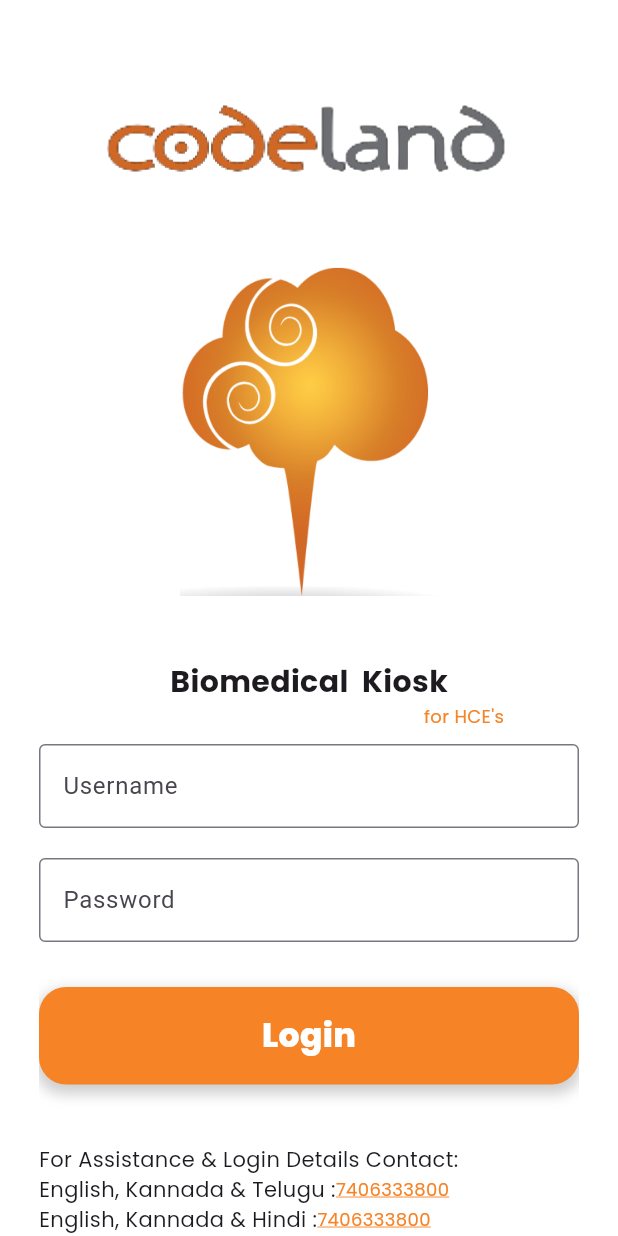
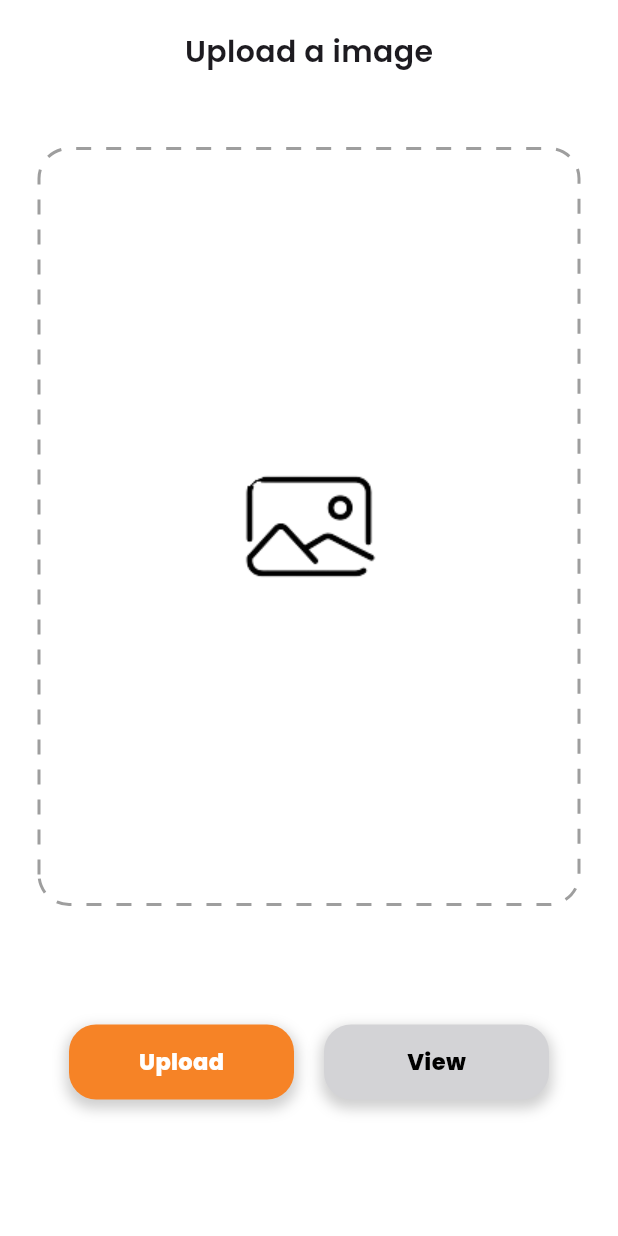
Before and after one commit to Vaibhav77e/Upload_Pic, a Flutter app: the screen it shows after launch, after a tap on "Login", on a phone screen of 412 x 824 dp. Run offline on Flutter 3.47's test engine with Material 3 defaults, Android fonts, the phone set to English and light mode, and no system bars; drawn by our look-alikes of dotted_border; our stand-ins replace fluttertoast, google_fonts, image_picker.

Commit message:
upload and preview features completed

```diff
--- a/lib/consts/AppColors.dart
+++ b/lib/consts/AppColors.dart
@@ -4,4 +4,5 @@ import 'package:flutter/material.dart';
 class AppColors{
   static const primaryColor = Color(0xFFF68326);
   static const whiteColor = Color(0xFFFFFFFF);
+  static const buttonColor = Color(0xFFD3D3D6);
 }
--- a/lib/screens/login_page.dart
+++ b/lib/screens/login_page.dart
@@ -4,6 +4,7 @@ import 'package:upload_pic/consts/AppColors.dart';
 
 import '../widgets/AppButton.dart';
 import '../widgets/AppTextField.dart';
+import 'upload_page.dart';
 
 class LoginPage extends StatefulWidget {
   const LoginPage({super.key});
@@ -64,9 +65,7 @@ class _LoginPageState extends State<LoginPage> {
               title: "Login",
               fontSize: 22,
               onTap: (){
-                if(usernameController.text.isEmpty){
-
-                }
+                Navigator.of(context).push(MaterialPageRoute(builder: (context)=>UploadPhotoPage()));
               },
             ),
             const SizedBox(height: 40,),
--- /dev/null
+++ b/lib/screens/upload_page.dart
@@ -0,0 +1,116 @@
+import 'dart:io';
+
+import 'package:flutter/material.dart';
+import 'package:google_fonts/google_fonts.dart';
+import 'package:image_picker/image_picker.dart';
+import 'package:upload_pic/consts/AppColors.dart';
+import 'package:dotted_border/dotted_border.dart';
+import 'package:upload_pic/widgets/AppButton.dart';
+import 'package:upload_pic/widgets/toasts.dart';
+
+class UploadPhotoPage extends StatefulWidget {
+  const UploadPhotoPage({super.key});
+
+  @override
+  State<UploadPhotoPage> createState() => _UploadPhotoPageState();
+}
+
+class _UploadPhotoPageState extends State<UploadPhotoPage> {
+  File? _image;
+  File? _showImage;
+
+  final picker = ImagePicker();
+
+  //Image Picker function to get image from gallery
+Future getImageFromGallery() async {
+  final pickedFile = await picker.pickImage(source: ImageSource.gallery);
+
+  setState(() {
+    if (pickedFile != null) {
+      _image = File(pickedFile.path);
+    }
+  });
+}
+
+Future showImage()async {
+  setState(() {
+    _showImage=_image;
+  });
+}
+
+Future clearImage()async{
+  setState(() {
+    _image=null;
+    _showImage=null;
+  });
+}
+
+  @override
+  Widget build(BuildContext context) {
+    return Scaffold(
+      backgroundColor: AppColors.whiteColor,
+      body: SingleChildScrollView(
+        child: SafeArea(
+          child: Padding(
+            padding: const EdgeInsets.symmetric(horizontal: 26.0),
+            child: Column(
+              children: [
+              const SizedBox(height: 20,),
+              Text('Upload a image',style: GoogleFonts.poppins().copyWith(fontSize: 20,fontWeight: FontWeight.w600),),
+              const SizedBox(height: 50,),
+              DottedBorder(
+                borderType: BorderType.RRect,
+                radius: const Radius.circular(20),
+                dashPattern:const [10, 10],
+                color: Colors.grey,
+                strokeWidth: 2,
+                 child:SizedBox(
+                  height: 500,
+                  width: double.infinity,
+                   child:_showImage==null? Center(
+                    child:SizedBox(
+                      height: 100,
+                      child: Image.asset('assets/photoupload.png'),
+                    )
+                    ):ClipRRect(
+                      borderRadius:BorderRadius.circular(20) ,
+                      child: Image.file(_showImage!,fit: BoxFit.cover,)),
+                 ),
+              ),
+               SizedBox(height:_showImage==null? 80:60,),
+              _showImage!=null?GestureDetector(onTap: clearImage,
+              child:const CircleAvatar(
+                backgroundColor: AppColors.buttonColor,
+                child: Text('X'),
+              ),):const SizedBox(),
+               SizedBox(height: _showImage==null? 0:40,),
+              Row(
+                mainAxisAlignment: MainAxisAlignment.spaceEvenly,
+                children: [
+                  AppButton(
+                    height: 50,
+                    width: 150,
+                    title: 'Upload', fontSize: 15, onTap:getImageFromGallery),
+                  AppButton(
+                    height: 50,
+                    width: 150,
+                    title: 'View',
+                    fontSize: 15,
+                    textColor: Colors.black,
+                    backgroundColor: AppColors.buttonColor,
+                    onTap: (){
+                      if(_image!=null){
+                        showImage();
+                      }else{
+                        return Toasts.showWarningToast("Please upload the image for the preview");
+                      }
+                    }),
+                ],
+              )
+            ],),
+          ),
+        ),
+      ),
+    );
+  }
+}
--- a/lib/widgets/AppButton.dart
+++ b/lib/widgets/AppButton.dart
@@ -4,6 +4,7 @@ import 'package:upload_pic/consts/AppColors.dart';
 
 class AppButton extends StatelessWidget {
   double? height;
+  double? width;
   Color? backgroundColor;
   Color? textColor;
   String title;
@@ -12,6 +13,7 @@ class AppButton extends StatelessWidget {
 
    AppButton({
     this.height = 65,
+    this.width = double.infinity,
     this.backgroundColor = AppColors.primaryColor,
     this.textColor = AppColors.whiteColor,
     required this.title,
@@ -25,7 +27,7 @@ class AppButton extends StatelessWidget {
       onTap: onTap,
       child: Container(
                 height: height,
-                width: double.infinity,
+                width:width,
                 alignment: Alignment.center,
                 decoration: BoxDecoration(
                   color: backgroundColor,
--- a/lib/widgets/AppTextField.dart
+++ b/lib/widgets/AppTextField.dart
@@ -8,11 +8,11 @@ class AppTextField extends StatelessWidget {
   @override
   Widget build(BuildContext context) {
     return TextFormField(
-            controller: controller,
-            decoration: InputDecoration(
-              hintText: hintText,
-              border: OutlineInputBorder()
-            ),
-          );
+        controller: controller,
+        decoration: InputDecoration(
+        hintText: hintText,
+        border: const OutlineInputBorder()
+      ),
+    );
   }
 }
--- a/pubspec.yaml
+++ b/pubspec.yaml
@@ -37,6 +37,8 @@ dependencies:
   cupertino_icons: ^1.0.6
   google_fonts: ^6.2.1
   fluttertoast: ^8.2.4
+  dotted_border: ^2.1.0
+  image_picker: ^1.0.7
 
 dev_dependencies:
   flutter_test:
@@ -64,6 +66,7 @@ flutter:
   assets:
     - assets/codeland.png
     - assets/logo.png
+    - assets/photoupload.png
 
 
   # An image asset can refer to one or more resolution-specific "variants", see
```
Also changed, not shown: assets/photoupload.png (added), pubspec.lock, 2 other files.
